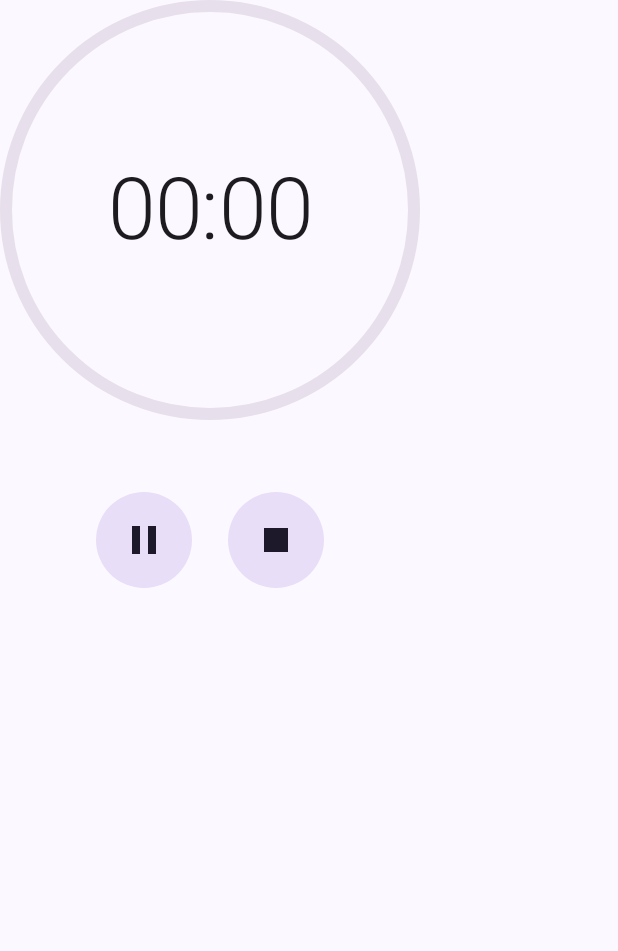
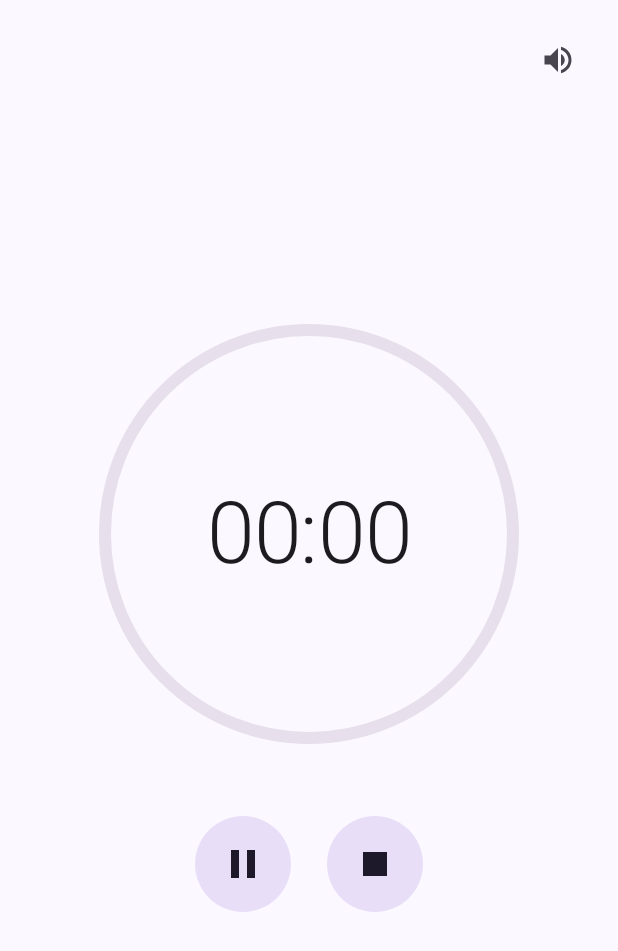
Before and after one commit to tupini07/zazen, an Android app built with Jetpack Compose: the composable ActiveTimerContent called with empty values, on a phone screen of 412 x 824 dp. Shown: the top 951 px of the screen. Run offline under Robolectric (Android 15) with nearby library versions, the light colour scheme and no system bars.

Commit message:
Can we add a button the meditation timer screen to toggle silent model?
Right now we can toggle silent mode only when setting up the meditation, but I've had it happen that I start it and then after some minutes I realize that it's in silent mode since I don't hear the bell ringing and I don't have the phone against my skin so didn't notice the vibration!

if possible having a speaker icon or something that both works for letting us know what's the state as well as something we can touch/click to toggle sound

Windfall-Card: a833d98e-22a6-46dc-b02c-a6b5b57f79c6
Windfall-Slug: can-we-add-a-button-the-meditation-timer-screen-to-toggle-silent-model
Windfall-Manifest: .windfall/manifests/a833d98e-22a6-46dc-b02c-a6b5b57f79c6.md

```diff
--- a/app/src/main/java/com/zazen/service/TimerManager.kt
+++ b/app/src/main/java/com/zazen/service/TimerManager.kt
@@ -19,6 +19,7 @@ class TimerManager @Inject constructor(
 ) {
     val state: StateFlow<TimerState> get() = TimerService.timerState
     val config: TimerConfig? get() = TimerService.currentConfig
+    val vibrateOnly: StateFlow<Boolean> get() = TimerService.vibrateOnly
 
     fun start(config: TimerConfig) {
         val intent = Intent(context, TimerService::class.java).apply {
@@ -34,6 +35,8 @@ class TimerManager @Inject constructor(
 
     fun stop() = sendCommand(TimerService.ACTION_STOP)
 
+    fun toggleVibrateOnly() = TimerService.toggleVibrateOnly()
+
     /** Move from Finished back to Idle */
     fun reset() {
         TimerService.resetState()
--- a/app/src/main/java/com/zazen/ui/screens/timer/TimerScreen.kt
+++ b/app/src/main/java/com/zazen/ui/screens/timer/TimerScreen.kt
@@ -16,11 +16,14 @@ import androidx.compose.foundation.layout.size
 import androidx.compose.foundation.rememberScrollState
 import androidx.compose.foundation.verticalScroll
 import androidx.compose.material.icons.Icons
+import androidx.compose.material.icons.automirrored.filled.VolumeOff
+import androidx.compose.material.icons.automirrored.filled.VolumeUp
 import androidx.compose.material.icons.filled.Pause
 import androidx.compose.material.icons.filled.PlayArrow
 import androidx.compose.material.icons.filled.Stop
 import androidx.compose.material3.FilledTonalIconButton
 import androidx.compose.material3.Icon
+import androidx.compose.material3.IconButton
 import androidx.compose.material3.MaterialTheme
 import androidx.compose.material3.OutlinedTextField
 import androidx.compose.material3.Scaffold
@@ -58,6 +61,7 @@ fun TimerScreen(
     viewModel: TimerViewModel = hiltViewModel(),
 ) {
     val state by viewModel.state.collectAsState()
+    val vibrateOnly by viewModel.vibrateOnly.collectAsState()
 
     // Pre-compute bell positions as fractions of total duration (0..1)
     val bellFractions = remember {
@@ -109,9 +113,11 @@ fun TimerScreen(
                     total = s.totalMillis,
                     isPaused = false,
                     bellFractions = bellFractions,
+                    vibrateOnly = vibrateOnly,
                     onPause = { viewModel.pause() },
                     onResume = {},
                     onStop = { viewModel.stop() },
+                    onToggleVibrateOnly = { viewModel.toggleVibrateOnly() },
                 )
 
                 is TimerState.Paused -> ActiveTimerContent(
@@ -119,9 +125,11 @@ fun TimerScreen(
                     total = s.totalMillis,
                     isPaused = true,
                     bellFractions = bellFractions,
+                    vibrateOnly = vibrateOnly,
                     onPause = {},
                     onResume = { viewModel.resume() },
                     onStop = { viewModel.stop() },
+                    onToggleVibrateOnly = { viewModel.toggleVibrateOnly() },
                 )
 
                 is TimerState.Finished -> FinishedContent(
@@ -150,11 +158,30 @@ private fun ActiveTimerContent(
     total: Long,
     isPaused: Boolean,
     bellFractions: List<Float>,
+    vibrateOnly: Boolean,
     onPause: () -> Unit,
     onResume: () -> Unit,
     onStop: () -> Unit,
+    onToggleVibrateOnly: () -> Unit,
 ) {
+    Box(modifier = Modifier.fillMaxSize()) {
+        // Sound/vibrate toggle in top-right corner
+        IconButton(
+            onClick = onToggleVibrateOnly,
+            modifier = Modifier
+                .align(Alignment.TopEnd)
+                .padding(16.dp),
+        ) {
+            Icon(
+                imageVector = if (vibrateOnly) Icons.AutoMirrored.Filled.VolumeOff
+                    else Icons.AutoMirrored.Filled.VolumeUp,
+                contentDescription = if (vibrateOnly) "Sound off (vibrate only)" else "Sound on",
+                tint = MaterialTheme.colorScheme.onSurfaceVariant,
+            )
+        }
+
         Column(
+            modifier = Modifier.align(Alignment.Center),
             horizontalAlignment = Alignment.CenterHorizontally,
             verticalArrangement = Arrangement.Center,
         ) {
@@ -203,6 +230,7 @@ private fun ActiveTimerContent(
                     modifier = Modifier.size(64.dp),
                 ) {
                     Icon(Icons.Default.Stop, "Stop", modifier = Modifier.size(32.dp))
+                }
             }
         }
     }
--- a/app/src/main/java/com/zazen/ui/screens/timer/TimerViewModel.kt
+++ b/app/src/main/java/com/zazen/ui/screens/timer/TimerViewModel.kt
@@ -22,11 +22,13 @@ class TimerViewModel @Inject constructor(
     val state: StateFlow<TimerState> = timerManager.state
     val config: TimerConfig? get() = timerManager.config
     val screenAlwaysOn: Boolean get() = prefs.screenAlwaysOn
+    val vibrateOnly: StateFlow<Boolean> = timerManager.vibrateOnly
 
     fun pause() = timerManager.pause()
     fun resume() = timerManager.resume()
     fun stop() = timerManager.stop()
     fun dismiss() = timerManager.reset()
+    fun toggleVibrateOnly() = timerManager.toggleVibrateOnly()
 
     fun discardAndDismiss(sessionId: Long, onDone: () -> Unit) {
         viewModelScope.launch {
```
Also changed, not shown: app/src/main/java/com/zazen/service/TimerService.kt (+11 -2 lines), 4 other files. Lines whose indentation alone changed are shown as unchanged.
